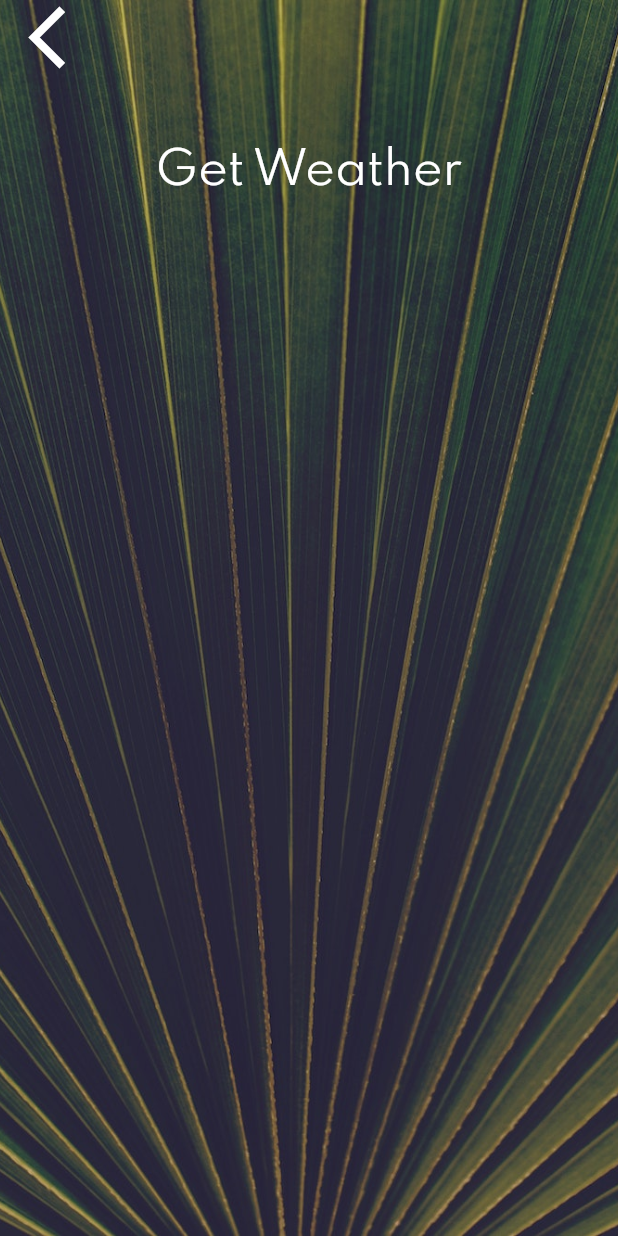
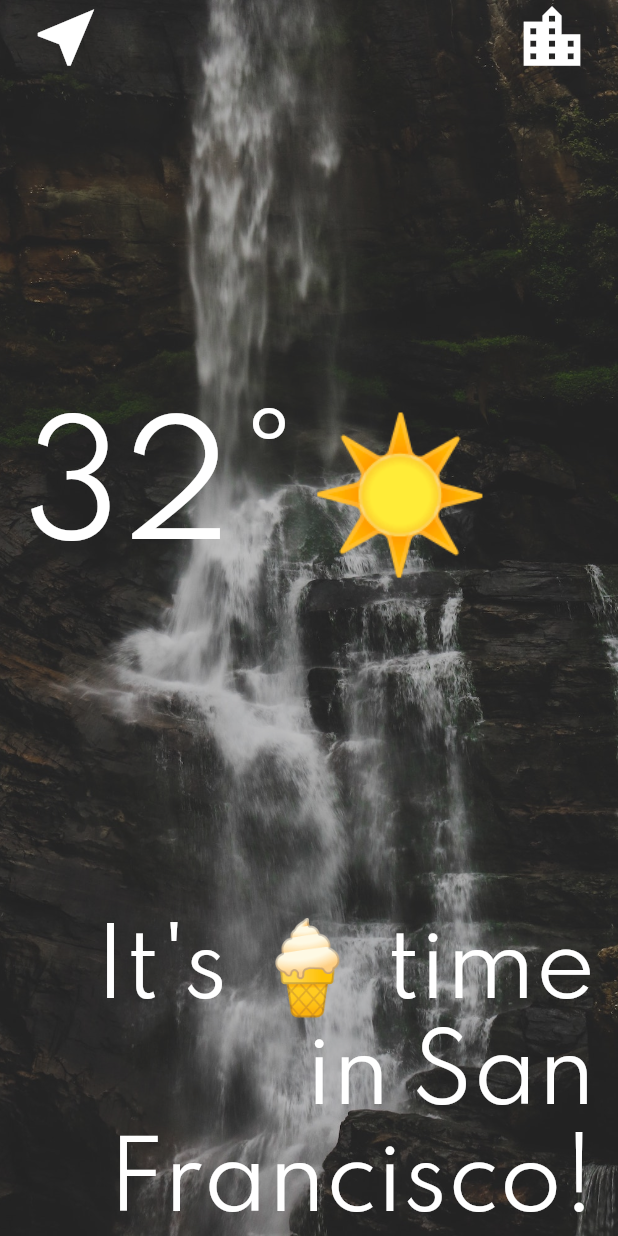
Before and after one commit to codewithz/saib-weather-app-flutter, a Flutter app: the screen it shows after launch, on a phone screen of 412 x 824 dp. Run offline on Flutter 3.47's test engine with Material 2 defaults, Android fonts, the phone set to English and light mode, and no system bars.

Commit message:
Location Screen Added

```diff
--- a/lib/main.dart
+++ b/lib/main.dart
@@ -1,6 +1,6 @@
 import 'package:flutter/material.dart';
 import 'package:weather_app/screens/city_screen.dart';
-import 'package:weather_app/screens/city_screen.dart';
+import 'package:weather_app/screens/location_street.dart';
 
 void main() {
   runApp(const MyApp());
@@ -14,7 +14,7 @@ class MyApp extends StatelessWidget {
   Widget build(BuildContext context) {
     return MaterialApp(
       theme: ThemeData.dark(),
-      home: CityScreen(),
+      home: LocationScreen(),
     );
   }
 }
--- /dev/null
+++ b/lib/screens/location_street.dart
@@ -0,0 +1,79 @@
+import 'package:flutter/material.dart';
+import 'package:weather_app/utilities/constants.dart';
+
+class LocationScreen extends StatefulWidget {
+  const LocationScreen({Key? key}) : super(key: key);
+
+  @override
+  _LocationScreenState createState() => _LocationScreenState();
+}
+
+class _LocationScreenState extends State<LocationScreen> {
+  @override
+  Widget build(BuildContext context) {
+    return Scaffold(
+        body:Container(
+          decoration: BoxDecoration(
+            image: DecorationImage(
+              image: AssetImage('images/location_background.jpg'),
+              fit: BoxFit.cover,
+              colorFilter: ColorFilter.mode(
+                  Colors.white.withOpacity(0.8), BlendMode.dstATop)
+            )
+          ),
+          constraints: BoxConstraints.expand(),
+          child: SafeArea(
+            child: Column(
+              mainAxisAlignment: MainAxisAlignment.spaceBetween,
+              crossAxisAlignment: CrossAxisAlignment.stretch,
+              children: <Widget>[
+                Row(
+                  mainAxisAlignment: MainAxisAlignment.spaceBetween,
+                  children: <Widget>[
+                    FlatButton(
+                        onPressed: (){},
+                        child: Icon(
+                          Icons.near_me,
+                          size: 50,
+                        )
+                    ),
+                    FlatButton(
+                        onPressed: (){},
+                        child: Icon(
+                          Icons.location_city,
+                          size:50
+                        )
+                    )
+                  ],
+                ),
+                Padding(
+                    padding: EdgeInsets.only(left:15),
+                    child: Row(
+                      children: <Widget>[
+                        Text(
+                          '32°',
+                            style: kTempTextStyle,
+                        ),
+                        Text(
+                          '☀️',
+                          style: kConditionTextStyle,
+                        ),
+
+                      ],
+                    ),
+                ),
+                Padding(
+                    padding: EdgeInsets.only(right: 15),
+                    child: Text(
+                      "It's 🍦 time in San Francisco!",
+                      textAlign: TextAlign.right,
+                      style: kMessageTextStyle,
+                    ),
+                )
+              ],
+            ),
+          ),
+        )
+    );
+  }
+}
```
